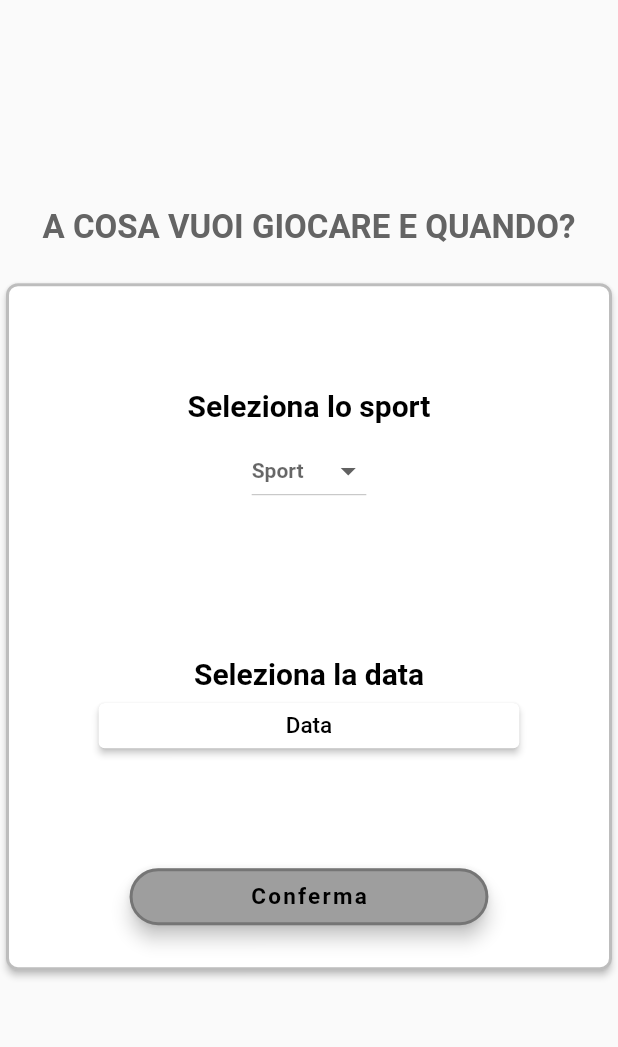
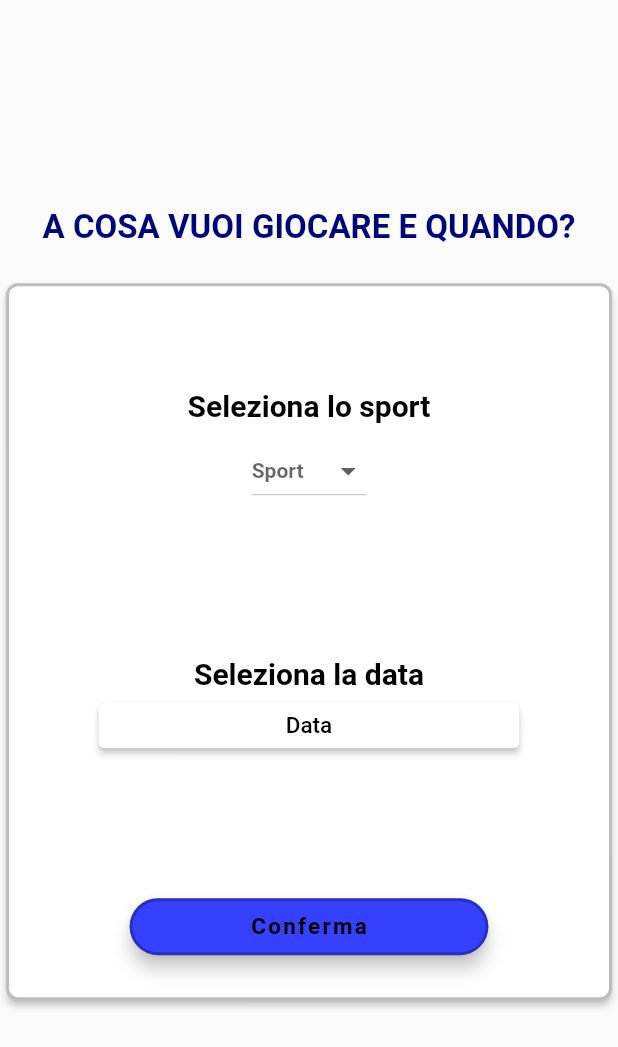
Before and after one commit to Alessandrob99/QuickPlayFlutter, a Flutter app: the Selezione1 screen opened directly, on a phone screen of 412 x 824 dp. Shown: the top 1047 px of the screen. Run offline on Flutter 3.47's test engine with Material 2 defaults, Android fonts, the phone set to English and light mode, and no system bars; our stand-ins replace cloud_firestore, firebase_auth, firebase_storage, font_awesome_flutter, geolocator, google_maps_flutter and 2 more; missing offline and left inert: clipboard_manager, kf_drawer; accounts and stored records are empty; Roboto replaces fonts that are missing (OpenSans); project files that could hold a hidden picture were left out.

Commit message:
-Modifiche grafiche

```diff
--- a/lib/pages/selezione1.dart
+++ b/lib/pages/selezione1.dart
@@ -43,7 +43,7 @@ class _createSelezione1 extends State<Selezione1> {
                     child: Text(
                       "A COSA VUOI GIOCARE E QUANDO?",
                       style: TextStyle(
-                        color: Color.fromRGBO(100, 100, 100, 1),
+                        color: Color.fromRGBO(0, 6, 117, 1),
                         fontSize: 22,
                         fontWeight: FontWeight.bold,
                       ),
@@ -92,7 +92,7 @@ class _createSelezione1 extends State<Selezione1> {
                                     onClicked: () => pickDate(context),
                                   ),
                                 )),
-                            SizedBox(height: 50.0),
+                            SizedBox(height: 70.0),
                             Container(
                               margin: EdgeInsets.only(left: MediaQuery.of(context).size.width*0.20,right: MediaQuery.of(context).size.width*0.20),
                               padding: EdgeInsets.symmetric(vertical: 25.0),
@@ -118,7 +118,7 @@ class _createSelezione1 extends State<Selezione1> {
                                     borderRadius: BorderRadius.circular(30.0),
                                     side: BorderSide(
                                         color: Colors.black26, width: 2.0)),
-                                color: Colors.grey,
+                                color: Color.fromRGBO(54, 64, 255, 1),
                                 child: Text(
                                   'Conferma',
                                   style: TextStyle(
```
